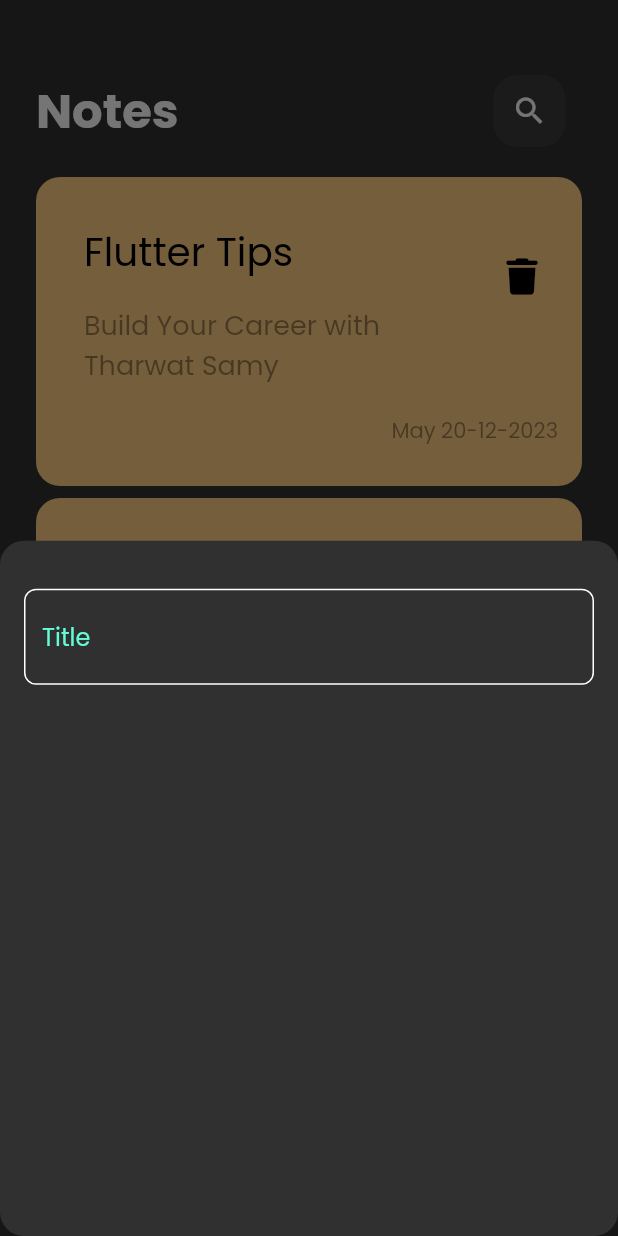
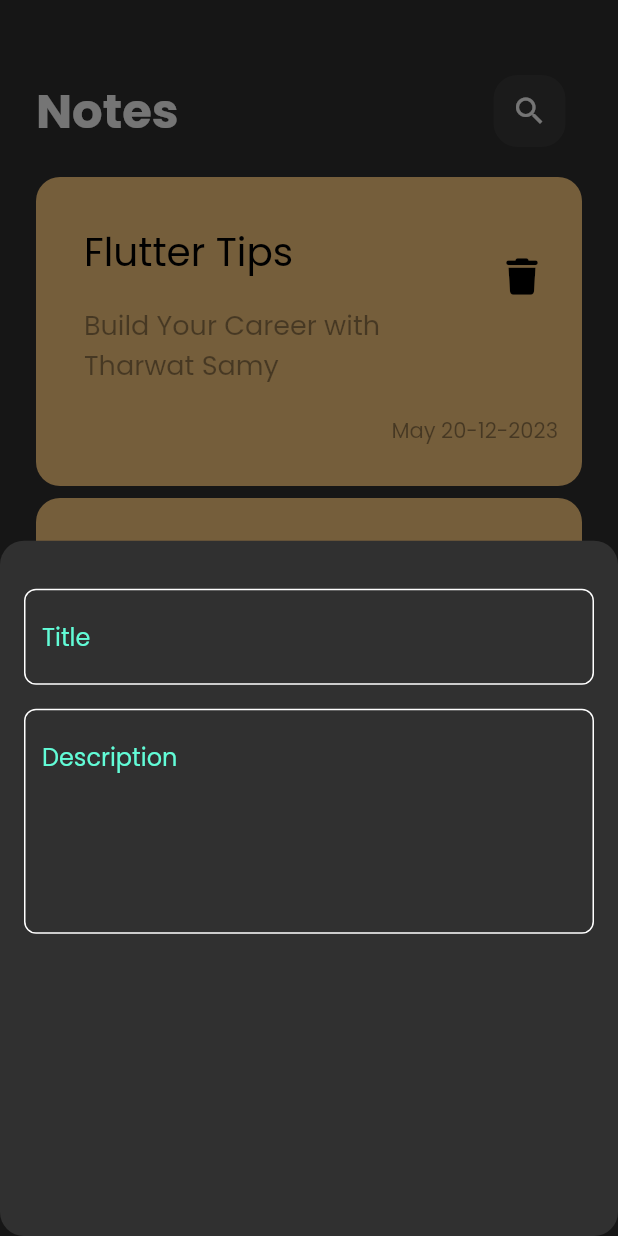
Before and after one commit to ramywael/Notes_App, a Flutter app: the screen it shows after launch, after a tap on the "add" icon, on a phone screen of 412 x 824 dp. Run offline on Flutter 3.47's test engine with Material 2 defaults, Android fonts, the phone set to English and light mode, and no system bars; our stand-ins replace font_awesome_flutter.

Commit message:
addtextfield (description),maketxtfield customized

```diff
--- a/lib/widgets/add_buttom_sheet.dart
+++ b/lib/widgets/add_buttom_sheet.dart
@@ -7,11 +7,20 @@ class AddBottomSheet extends StatelessWidget {
   @override
   Widget build(BuildContext context) {
     return const Padding(
-      padding:  EdgeInsets.symmetric(vertical: 32,horizontal: 16),
-      child:   Column(
+      padding: EdgeInsets.symmetric(vertical: 32, horizontal: 16),
+      child: Column(
         // the container is inside the bottomsheet not the reverse
         children: [
-          CustomTextField(),
+          CustomTextField(
+            hint: "Title",
+          ),
+          SizedBox(
+            height: 16,
+          ),
+          CustomTextField(
+            hint: "Description",
+            maxLines: 5,
+          ),
         ],
       ),
     );
--- a/lib/widgets/custom_text_field.dart
+++ b/lib/widgets/custom_text_field.dart
@@ -2,33 +2,31 @@ import 'package:flutter/material.dart';
 import 'package:notes_app/widgets/constants/contant_color.dart';
 
 class CustomTextField extends StatelessWidget {
-  const CustomTextField({super.key});
+  final String hint;
+  final int maxLines;
+  const CustomTextField(
+      {super.key, required this.hint, this.maxLines=1});
 
   @override
   Widget build(BuildContext context) {
     return TextField(
+      maxLines: maxLines,
         cursorColor: kConstantPrimaryColor,
         decoration: InputDecoration(
-        hintText: "Title",
-        hintStyle: TextStyle(
-          color: Color(0xff62FCD7),
+            hintText: hint,
+            hintStyle: const TextStyle(
+              color:Color(0xff62FCD7),
             ),
             border: buildBorder(),
             enabledBorder: buildBorder(),
-        focusedBorder: buildBorder(kConstantPrimaryColor)
-      )
-    );
+            focusedBorder: buildBorder(kConstantPrimaryColor)));
   }
-  OutlineInputBorder buildBorder([color])
-{
+
+  OutlineInputBorder buildBorder([color]) {
     return OutlineInputBorder(
         borderRadius: BorderRadius.circular(8),
         borderSide: BorderSide(
           color: color ?? Colors.white,
-    )
-  );
-
+        ));
   }
-
-
 }
```
Lines whose indentation alone changed are shown as unchanged.
